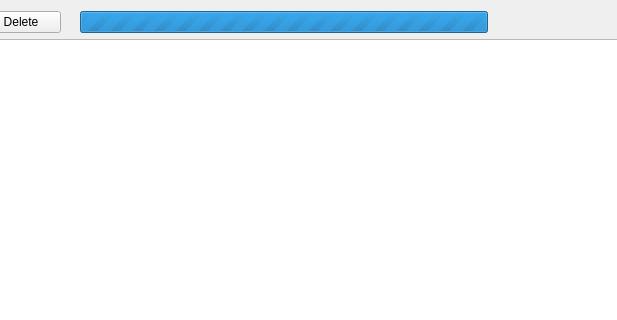
First picture: the form in WebsiteAspire/gui/panes/WidgetDownloader.ui, repository icingerpower/WebsiteEmpire2, before the edit; both pictures show x 209 to 826 and y 0 to 320 of the 1115 by 681 pixel window.
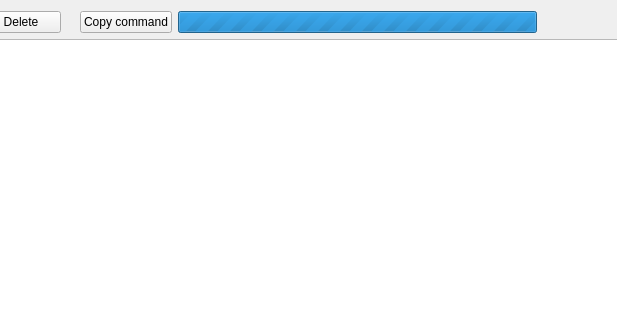
Second picture: the form after the edit.

Commit message: Added a way to lanuch website download from the command line.

Patch:
```diff
--- a/WebsiteAspire/gui/panes/WidgetDownloader.ui
+++ b/WebsiteAspire/gui/panes/WidgetDownloader.ui
@@ -53,6 +53,16 @@
        </property>
       </widget>
      </item>
+     <item>
+      <widget class="QPushButton" name="buttonCopyCommand">
+       <property name="toolTip">
+        <string>Copy the command line to launch download without the UI</string>
+       </property>
+       <property name="text">
+        <string>Copy command</string>
+       </property>
+      </widget>
+     </item>
      <item>
       <widget class="QProgressBar" name="progressBar">
        <property name="maximum">
```
Left out of the diff: 15 changed lines with no effect on the pictures. The commit also changes 13 other files.
